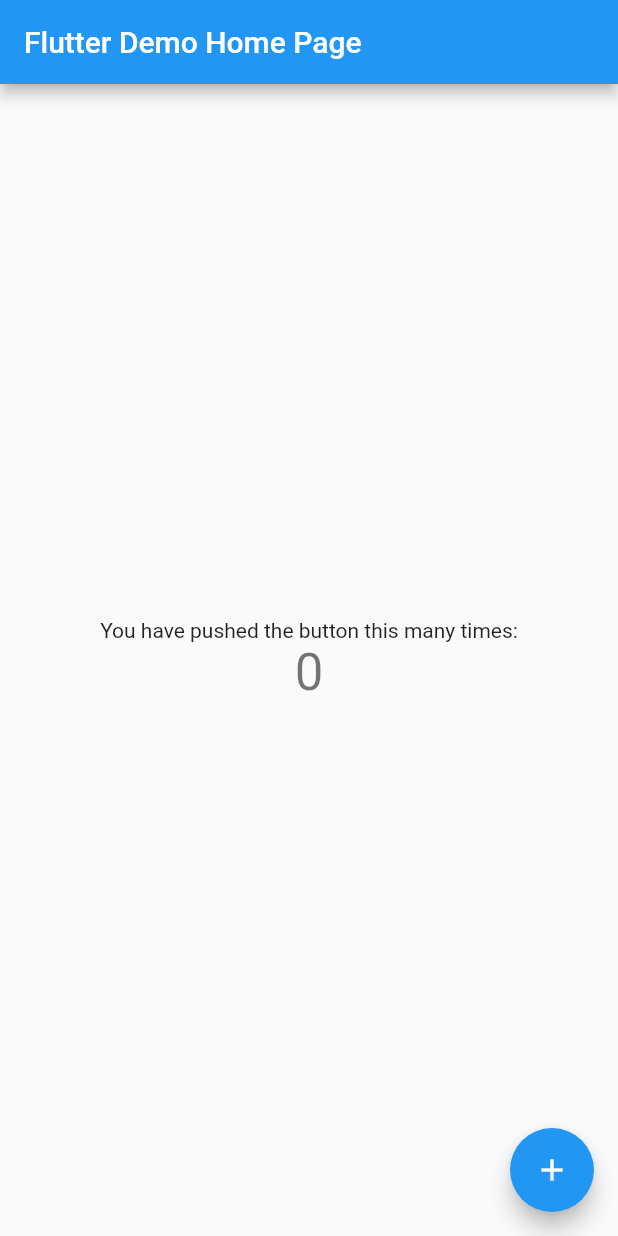
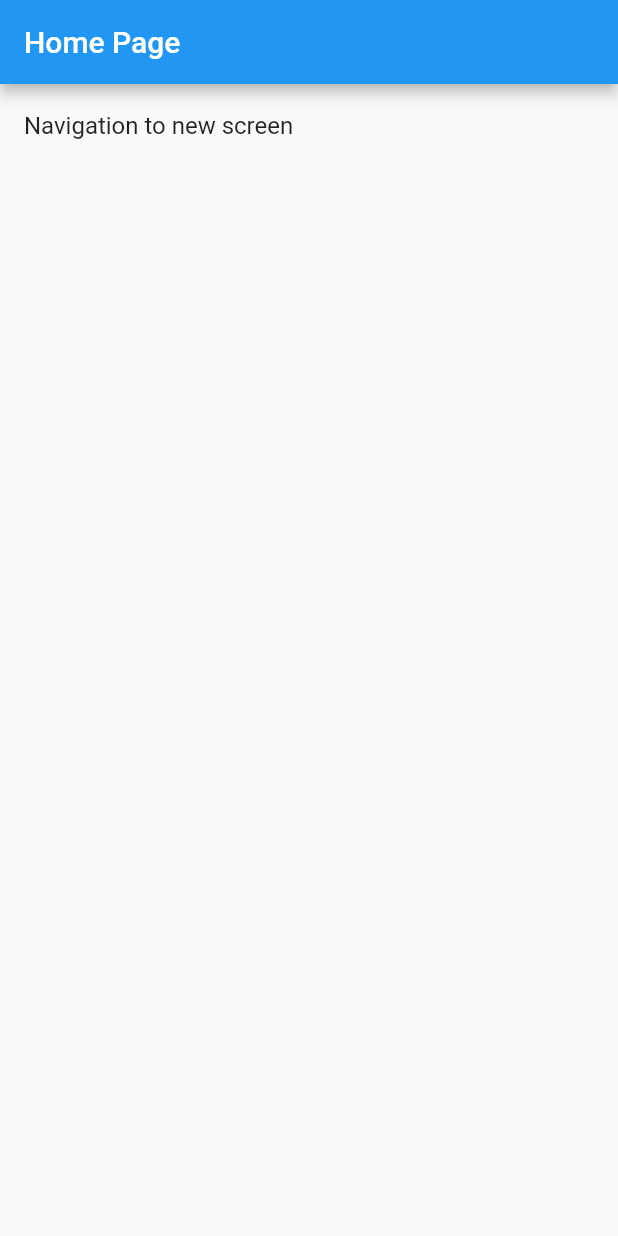
Before and after one commit to chengww5217/getx_quick_start, a Flutter app: the screen it shows after launch, on a phone screen of 412 x 824 dp. Run offline on Flutter 3.47's test engine with Material 2 defaults, Android fonts, the phone set to English and light mode, and no system bars; our stand-ins replace get.

Commit message:
feat: add common pages

```diff
--- /dev/null
+++ b/lib/common/components/page_common.dart
@@ -0,0 +1,11 @@
+import 'package:flutter/material.dart';
+
+AppBar buildAppBar(String title) => AppBar(
+      title: Text(title),
+      brightness: Brightness.dark,
+    );
+
+Scaffold buildScaffold({String title, Widget body}) => Scaffold(
+      appBar: title == null ? null : buildAppBar(title),
+      body: body,
+    );
--- /dev/null
+++ b/lib/common/routes/app_pages.dart
@@ -0,0 +1,17 @@
+import 'package:get/get.dart';
+import 'package:getx_quick_start/pages/home/details_page.dart';
+import 'package:getx_quick_start/pages/home/home_page.dart';
+import 'package:getx_quick_start/pages/not_found/not_found_page.dart';
+
+part 'app_routes.dart';
+
+class AppPages {
+  static const INITIAL = Home;
+
+  static final notFoundPage = GetPage(name: NotFound, page: () => NotFoundPage());
+  static final routes = [
+    GetPage(name: Home, page: () => HomePage()),
+    GetPage(name: Details, page: () => DetailsPage()),
+    notFoundPage,
+  ];
+}
--- /dev/null
+++ b/lib/common/routes/app_routes.dart
@@ -0,0 +1,6 @@
+part of 'app_pages.dart';
+
+const Home = "/";
+const Details = "/details";
+
+const NotFound = "/404";
--- a/lib/main.dart
+++ b/lib/main.dart
@@ -1,4 +1,6 @@
 import 'package:flutter/material.dart';
+import 'package:get/get.dart';
+import 'package:getx_quick_start/common/routes/app_pages.dart';
 
 void main() {
   runApp(MyApp());
@@ -8,106 +10,15 @@ class MyApp extends StatelessWidget {
   // This widget is the root of your application.
   @override
   Widget build(BuildContext context) {
-    return MaterialApp(
-      title: 'Flutter Demo',
+    return GetMaterialApp(
+      title: 'Getx quick start',
+      debugShowCheckedModeBanner: false,
       theme: ThemeData(
-        // This is the theme of your application.
-        //
-        // Try running your application with "flutter run". You'll see the
-        // application has a blue toolbar. Then, without quitting the app, try
-        // changing the primarySwatch below to Colors.green and then invoke
-        // "hot reload" (press "r" in the console where you ran "flutter run",
-        // or simply save your changes to "hot reload" in a Flutter IDE).
-        // Notice that the counter didn't reset back to zero; the application
-        // is not restarted.
         primarySwatch: Colors.blue,
       ),
-      home: MyHomePage(title: 'Flutter Demo Home Page'),
+      getPages: AppPages.routes,
+      initialRoute: AppPages.INITIAL,
+      unknownRoute: AppPages.notFoundPage,
     );
   }
 }
-
-class MyHomePage extends StatefulWidget {
-  MyHomePage({Key key, this.title}) : super(key: key);
-
-  // This widget is the home page of your application. It is stateful, meaning
-  // that it has a State object (defined below) that contains fields that affect
-  // how it looks.
-
-  // This class is the configuration for the state. It holds the values (in this
-  // case the title) provided by the parent (in this case the App widget) and
-  // used by the build method of the State. Fields in a Widget subclass are
-  // always marked "final".
-
-  final String title;
-
-  @override
-  _MyHomePageState createState() => _MyHomePageState();
-}
-
-class _MyHomePageState extends State<MyHomePage> {
-  int _counter = 0;
-
-  void _incrementCounter() {
-    setState(() {
-      // This call to setState tells the Flutter framework that something has
-      // changed in this State, which causes it to rerun the build method below
-      // so that the display can reflect the updated values. If we changed
-      // _counter without calling setState(), then the build method would not be
-      // called again, and so nothing would appear to happen.
-      _counter++;
-    });
-  }
-
-  @override
-  Widget build(BuildContext context) {
-    // This method is rerun every time setState is called, for instance as done
-    // by the _incrementCounter method above.
-    //
-    // The Flutter framework has been optimized to make rerunning build methods
-    // fast, so that you can just rebuild anything that needs updating rather
-    // than having to individually change instances of widgets.
-    return Scaffold(
-      appBar: AppBar(
-        // Here we take the value from the MyHomePage object that was created by
-        // the App.build method, and use it to set our appbar title.
-        title: Text(widget.title),
-      ),
-      body: Center(
-        // Center is a layout widget. It takes a single child and positions it
-        // in the middle of the parent.
-        child: Column(
-          // Column is also a layout widget. It takes a list of children and
-          // arranges them vertically. By default, it sizes itself to fit its
-          // children horizontally, and tries to be as tall as its parent.
-          //
-          // Invoke "debug painting" (press "p" in the console, choose the
-          // "Toggle Debug Paint" action from the Flutter Inspector in Android
-          // Studio, or the "Toggle Debug Paint" command in Visual Studio Code)
-          // to see the wireframe for each widget.
-          //
-          // Column has various properties to control how it sizes itself and
-          // how it positions its children. Here we use mainAxisAlignment to
-          // center the children vertically; the main axis here is the vertical
-          // axis because Columns are vertical (the cross axis would be
-          // horizontal).
-          mainAxisAlignment: MainAxisAlignment.center,
-          children: <Widget>[
-            Text(
-              'You have pushed the button this many times:',
-            ),
-            Text(
-              '$_counter',
-              style: Theme.of(context).textTheme.headline4,
-            ),
-          ],
-        ),
-      ),
-      floatingActionButton: FloatingActionButton(
-        onPressed: _incrementCounter,
-        tooltip: 'Increment',
-        child: Icon(Icons.add),
-      ), // This trailing comma makes auto-formatting nicer for build methods.
-    );
-  }
-}
--- /dev/null
+++ b/lib/pages/home/home_page.dart
@@ -0,0 +1,20 @@
+import 'package:flutter/material.dart';
+import 'package:get/get.dart';
+import 'package:getx_quick_start/common/components/page_common.dart';
+import 'package:getx_quick_start/common/routes/app_pages.dart';
+
+class HomePage extends StatelessWidget {
+  @override
+  Widget build(BuildContext context) {
+    return buildScaffold(
+        title: "Home Page",
+        body: ListView(
+          children: [
+            ListTile(
+              title: Text("Navigation to new screen"),
+              onTap: () => Get.toNamed(Details),
+            )
+          ],
+        ));
+  }
+}
```
Also changed, not shown: lib/pages/home/details_page.dart (added, +16 -0 lines), lib/pages/not_found/not_found_page.dart (added, +41 -0 lines).
